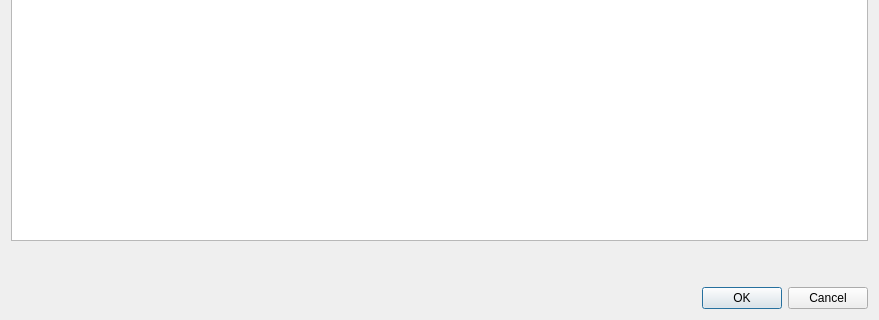
obourat/MimosaNG, file optionsviewer.ui: the form before one commit; both pictures show x 0 to 879 and y 206 to 526 of the 879 by 526 pixel window.
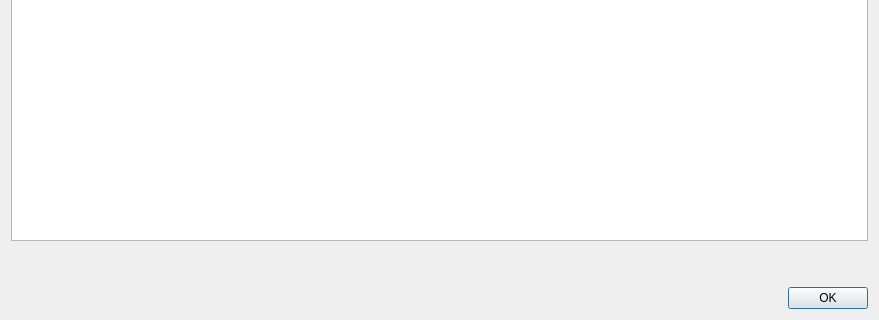
The form after the commit.

```diff
--- a/optionsviewer.ui
+++ b/optionsviewer.ui
@@ -42,7 +42,7 @@
       <enum>Qt::Horizontal</enum>
      </property>
      <property name="standardButtons">
-      <set>QDialogButtonBox::Cancel|QDialogButtonBox::Ok</set>
+      <set>QDialogButtonBox::Ok</set>
      </property>
     </widget>
    </item>
```
